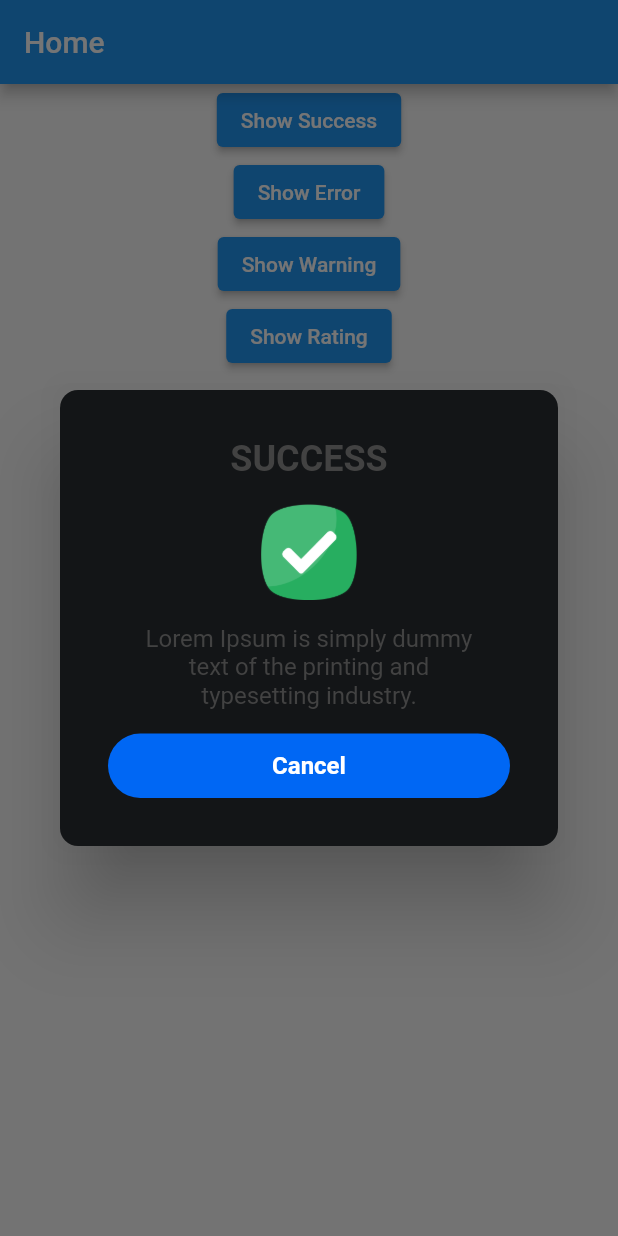
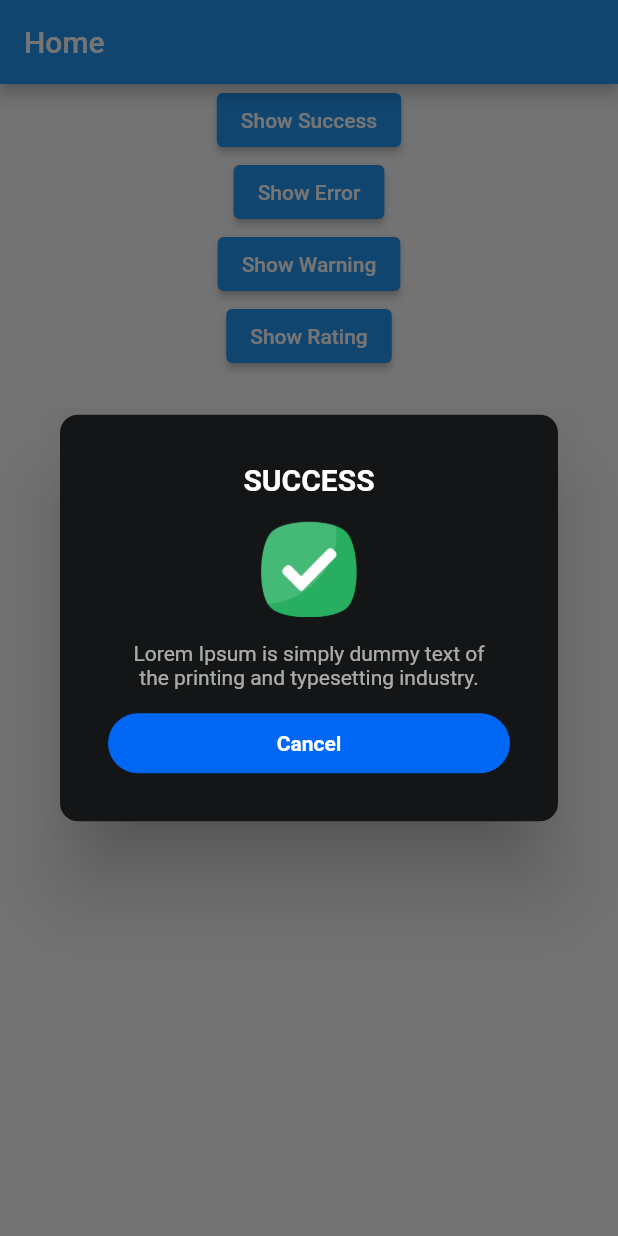
Before and after one commit to omeryilmazel/SwAlert, a Flutter app: the screen it shows after launch, after a tap on "Show Success", on a phone screen of 412 x 824 dp. Run offline on Flutter 3.47's test engine with Material 2 defaults, Android fonts, the phone set to English and light mode, and no system bars.

Commit message:
Update text_style.dart

```diff
--- a/lib/src/styles/text_style.dart
+++ b/lib/src/styles/text_style.dart
@@ -2,10 +2,9 @@ import 'package:flutter/material.dart';
 import 'package:sw_alert/src/styles/colors.dart';
 
 class AlertTextStyle{
-  static var title = TextStyle(color: Color(0xFF424242),fontSize: 24,fontWeight: FontWeight.bold);
-  static var content = TextStyle(color: Color(0xFF424242),fontSize: 16);
-  static var buttonText = TextStyle(color: Colors.white,fontWeight: FontWeight.bold,fontSize: 16);
-  static var contentTitle = TextStyle(color: Color(0xFF424242),fontWeight: FontWeight.bold,fontSize: 16);
+  static var title = TextStyle(color: Colors.white,fontSize: 20,fontWeight: FontWeight.bold);
+  static var content = TextStyle(color: Color(0xA3FFFFFF),fontSize: 14);
+  static var buttonText = TextStyle(color: Colors.white,fontWeight: FontWeight.bold,fontSize: 14);
+  static var contentTitle = TextStyle(color: Color(0xFFFFFFFF),fontWeight: FontWeight.bold,fontSize: 16);
   static var skipText = TextStyle(color: SwColors.mainColor,fontWeight: FontWeight.w700);
-
 }
```
